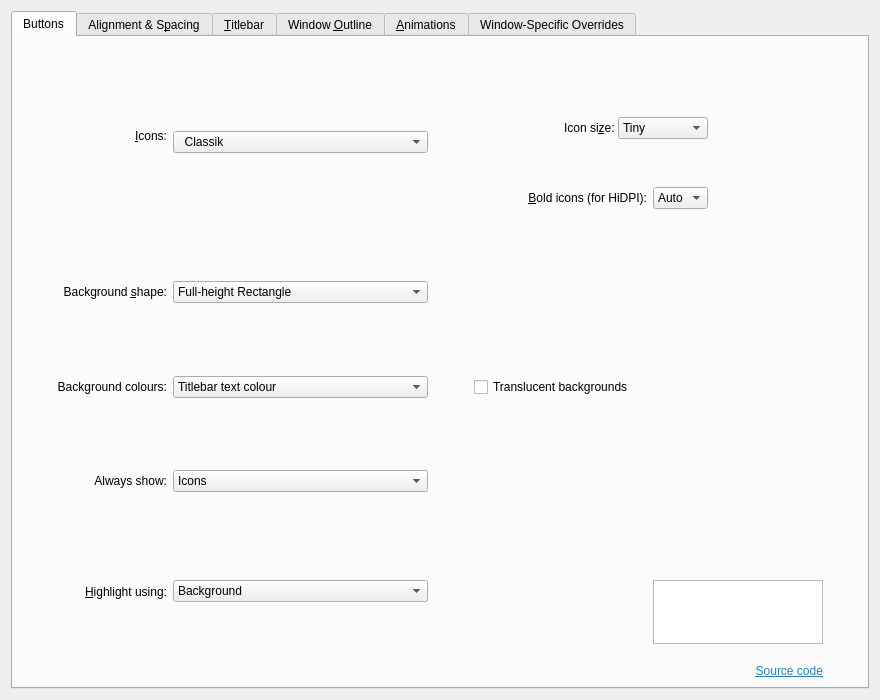
First picture: the form in kdecoration/config/ui/breezeconfigurationui.ui, repository KDE/breeze, before the edit.
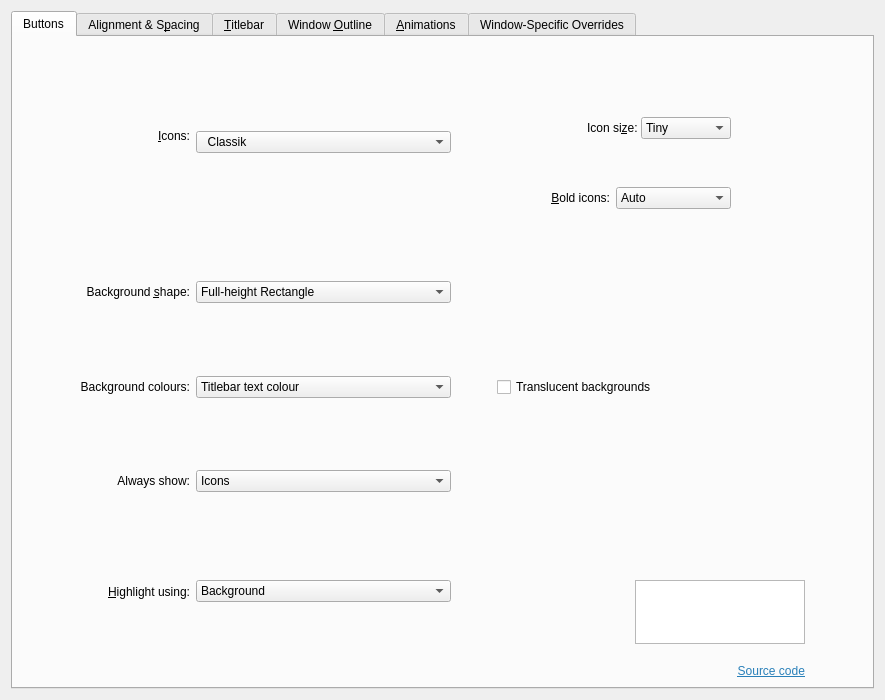
Second picture: the form after the edit. Icons and pictures are not drawn. Custom widgets are drawn as their Qt base class.

Commit message: Move HiDPI clarification under Bold ComboBox

```diff
--- a/kdecoration/config/ui/breezeconfigurationui.ui
+++ b/kdecoration/config/ui/breezeconfigurationui.ui
@@ -6,7 +6,7 @@
    <rect>
     <x>0</x>
     <y>0</y>
-    <width>880</width>
+    <width>885</width>
     <height>700</height>
    </rect>
   </property>
@@ -782,7 +782,7 @@
            </item>
            <item>
             <property name="text">
-             <string>Bold</string>
+             <string>Bold (for HiDPI)</string>
             </property>
            </item>
            <item>
@@ -795,7 +795,7 @@
          <item row="1" column="4">
           <widget class="QLabel" name="label_16">
            <property name="text">
-            <string>&amp;Bold icons (for HiDPI):</string>
+            <string>&amp;Bold icons:</string>
            </property>
            <property name="alignment">
             <set>Qt::AlignRight|Qt::AlignTrailing|Qt::AlignVCenter</set>
```
